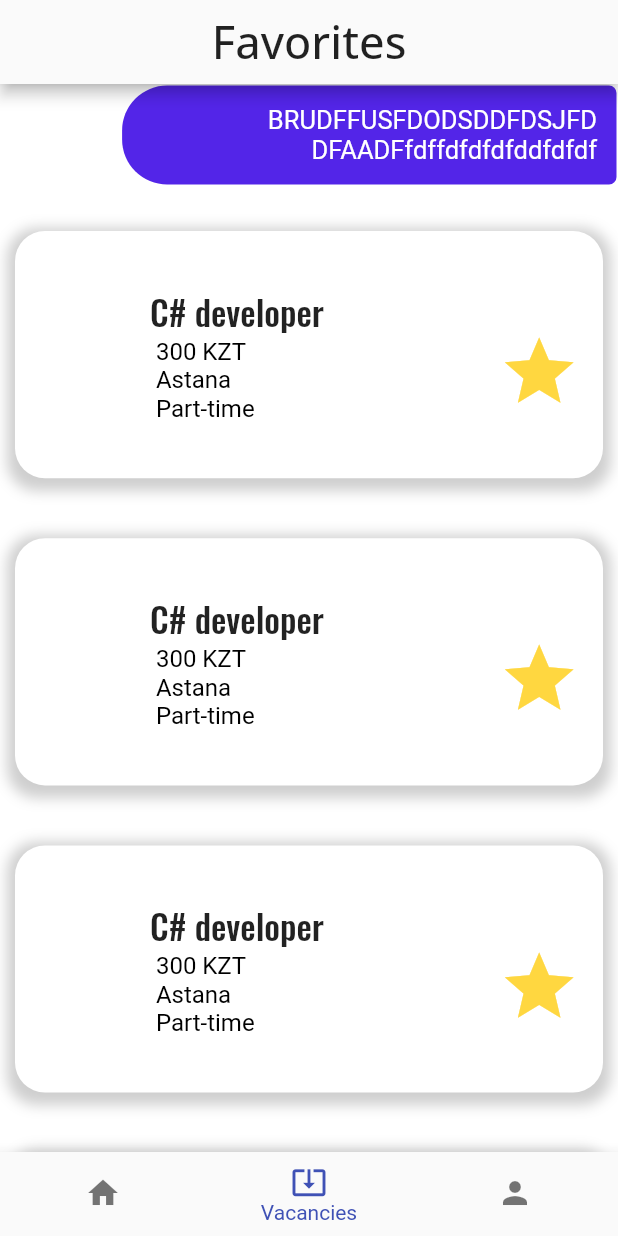
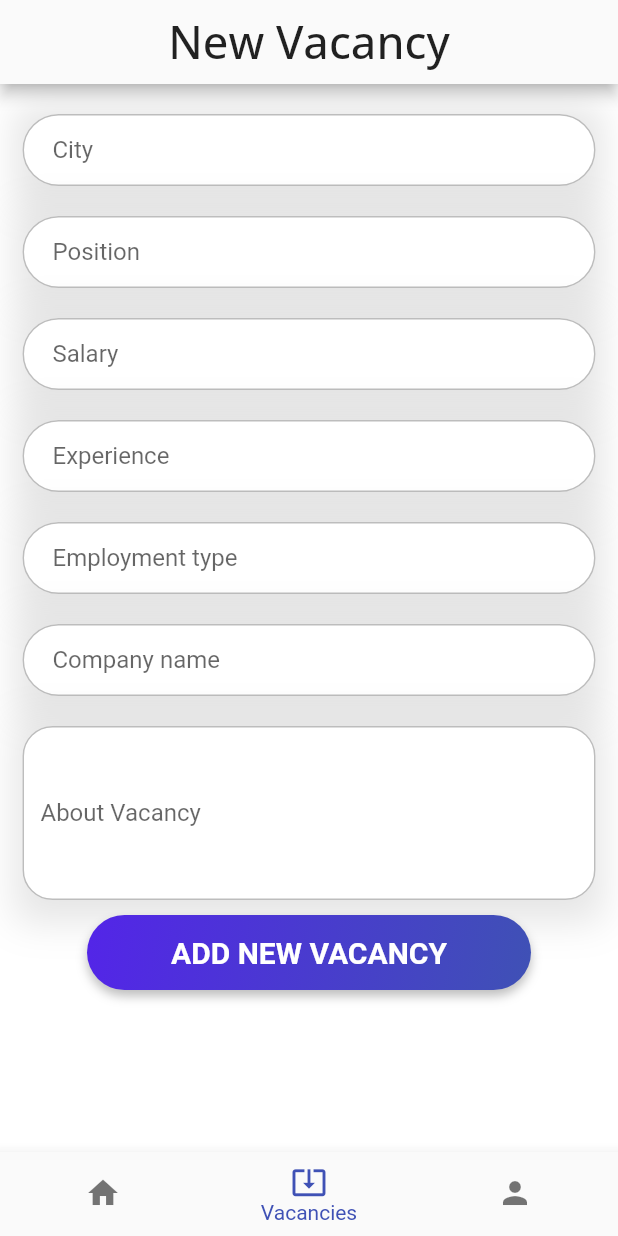
Before and after one commit to AkamazZz/FM_Flutter, a Flutter app: the screen it shows after launch, item 2 of the bottom bar chosen, on a phone screen of 412 x 824 dp. Run offline on Flutter 3.47's test engine with Material 2 defaults, Android fonts, the phone set to English and light mode, and no system bars; our stand-ins replace bloc, equatable, flutter_bloc, font_awesome_flutter, google_fonts, hexcolor.

Commit message:
Add vacancy page implemented

```diff
--- a/lib/main.dart
+++ b/lib/main.dart
@@ -1,4 +1,5 @@
 import 'package:find_master/models/vacancy.dart';
+import 'package:find_master/pages/add_vacancy.dart';
 import 'package:find_master/pages/login_page.dart';
 import 'package:find_master/pages/message_page.dart';
 import 'package:find_master/pages/profile_page.dart';
@@ -64,7 +65,7 @@ class MyApp extends StatelessWidget {
         if (state.navbarItem == NavbarItem.home) {
           return MainPage();
         } else if (state.navbarItem == NavbarItem.vacancies) {
-          return VacanciesPage();
+          return AddPageVacancy();
         } else if (state.navbarItem == NavbarItem.profile) {
           return MessagePage();
         }
--- /dev/null
+++ b/lib/pages/add_vacancy.dart
@@ -0,0 +1,151 @@
+
+
+import 'package:flutter/gestures.dart';
+import 'package:flutter/material.dart';
+import 'package:google_fonts/google_fonts.dart';
+
+import '../common/theme_helper.dart';
+
+class AddPageVacancy extends StatefulWidget {
+  const AddPageVacancy({Key? key}) : super(key: key);
+
+  @override
+  State<AddPageVacancy> createState() => _AddPageVacancyState();
+}
+
+class _AddPageVacancyState extends State<AddPageVacancy> {
+  Key _formKey = GlobalKey<FormState>();
+  @override
+  Widget build(BuildContext context) {
+    return Scaffold(
+        appBar: AppBar(
+        backgroundColor: Colors.grey.shade50,
+        title: Text('New Vacancy', style: GoogleFonts.openSans(fontSize: 30, textStyle: Theme
+            .of(context)
+        .textTheme
+        .headline6),
+    textAlign: TextAlign.center ),
+    centerTitle: true,
+        ),
+      backgroundColor: Colors.white,
+      body: SingleChildScrollView(
+        child: Column(
+          children: [
+
+            SafeArea(
+              child: Container(
+                  margin: EdgeInsets.symmetric(horizontal: 10),
+
+                  // This will be the login form
+                  child: Column(
+                    children: [
+
+                      SizedBox(height: 10.0),
+                      Form(
+                          key: _formKey,
+                          child: Column(
+                            children: [
+                              Container(
+                                padding: EdgeInsets.symmetric(vertical: 10,horizontal: 5),
+                                child: TextField(
+                                  decoration: ThemeHelper().textInputDecoration('City', 'Where will be working'),
+                                ),
+                                decoration: ThemeHelper().inputBoxDecorationShaddow(),
+                              ),
+
+                              Container(
+                                padding: EdgeInsets.symmetric(vertical: 10,horizontal: 5),
+                                child: TextField(
+                                  obscureText: false,
+                                  decoration: ThemeHelper().textInputDecoration('Position', 'Position for candidate'),
+                                ),
+                                decoration: ThemeHelper().inputBoxDecorationShaddow(),
+                              ),
+                              Container(
+                                padding: EdgeInsets.symmetric(vertical: 10,horizontal: 5),
+                                child: TextField(
+                                  obscureText: false,
+                                  decoration: ThemeHelper().textInputDecoration('Salary', 'Salary for candidate'),
+                                ),
+                                decoration: ThemeHelper().inputBoxDecorationShaddow(),
+                              ),
+                              Container(
+                                padding: EdgeInsets.symmetric(vertical: 10,horizontal: 5),
+                                child: TextField(
+                                  obscureText: false,
+                                  decoration: ThemeHelper().textInputDecoration('Experience', 'in one number'),
+                                ),
+                                decoration: ThemeHelper().inputBoxDecorationShaddow(),
+                              ),
+                              Container(
+                                padding: EdgeInsets.symmetric(vertical: 10,horizontal: 5),
+                                child: TextField(
+                                  obscureText: false,
+                                  decoration: ThemeHelper().textInputDecoration('Employment type', 'Full-time, part-time'),
+                                ),
+                                decoration: ThemeHelper().inputBoxDecorationShaddow(),
+                              ),
+                              Container(
+                                padding: EdgeInsets.symmetric(vertical: 10,horizontal: 5),
+                                child: TextField(
+                                  obscureText: false,
+                                  decoration: ThemeHelper().textInputDecoration('Company name', ''),
+                                ),
+                                decoration: ThemeHelper().inputBoxDecorationShaddow(),
+                              ),
+                              Container(
+                                padding: EdgeInsets.symmetric(vertical: 10,horizontal: 5),
+                                child: TextField(
+
+                                  minLines: 4,
+                                  maxLines: null,
+                                  obscureText: false,
+                                  decoration:  InputDecoration(
+
+                                    labelText: 'About Vacancy',
+
+
+                                    hintText: '',
+                                    fillColor: Colors.white,
+                                    filled: true,
+
+                                    focusedBorder: OutlineInputBorder(borderRadius: BorderRadius.circular(20.0), borderSide: BorderSide(color: Colors.grey)),
+                                    enabledBorder: OutlineInputBorder(borderRadius: BorderRadius.circular(20.0), borderSide: BorderSide(color: Colors.grey.shade400)),
+                                    errorBorder: OutlineInputBorder(borderRadius: BorderRadius.circular(20.0), borderSide: BorderSide(color: Colors.red, width: 2.0)),
+                                    focusedErrorBorder: OutlineInputBorder(borderRadius: BorderRadius.circular(20.0), borderSide: BorderSide(color: Colors.red, width: 2.0)),
+                                  ),
+                                ),
+                                decoration: ThemeHelper().inputBoxDecorationShaddow(),
+                              ),
+
+
+
+                              Container(
+                                decoration: ThemeHelper().buttonBoxDecoration(context),
+                                child: ElevatedButton(
+                                  style: ThemeHelper().buttonStyle(),
+                                  child: Padding(
+                                    padding: EdgeInsets.fromLTRB(40, 10, 40, 10),
+                                    child: Text('Add new vacancy'.toUpperCase(), style: TextStyle(fontSize: 20, fontWeight: FontWeight.bold, color: Colors.white),),
+                                  ),
+                                  onPressed: (){
+                                    //After successful login we will
+                                    // redirect to profile page. Let's create profile page now
+                                    // Navigator.pushReplacement(context, MaterialPageRoute(builder: (context) => ProfilePage()));
+                                  },
+                                ),
+                              ),
+
+                            ],
+                          )
+                      ),
+                    ],
+                  )
+              ),
+            ),
+          ],
+        ),
+      ),
+    );
+  }
+}
--- a/lib/pages/login_page.dart
+++ b/lib/pages/login_page.dart
@@ -83,7 +83,7 @@ class _LoginPageState extends State<LoginPage>{
                                   style: ThemeHelper().buttonStyle(),
                                   child: Padding(
                                     padding: EdgeInsets.fromLTRB(40, 10, 40, 10),
-                                    child: Text('Sign In'.toUpperCase(), style: TextStyle(fontSize: 20, fontWeight: FontWeight.bold, color: Colors.white),),
+                                    child: Text('Apply'.toUpperCase(), style: TextStyle(fontSize: 20, fontWeight: FontWeight.bold, color: Colors.white),),
                                   ),
                                   onPressed: (){
                                     //After successful login we will
--- a/lib/pages/vacancies_page.dart
+++ b/lib/pages/vacancies_page.dart
@@ -64,15 +64,13 @@ class VacanciesPage extends StatelessWidget {
         itemBuilder: (context, index) {
 
 
-            if (index == 0) {
-               return Message(message: 'BRUDFFUSFDODSDDFDSJFD DFAADFfdffdfdfdfddfdfdf', isMe: true);
-            }else {
+
               return VacancyWidget(
                 Vacancy(vacancy_exp: '0', vacancy_date_posted: DateTime(2021),
                     vacancy_salary: 300, vacancy_requirments: '0', vacancy_description: "Labore sunt veniam amet est. Minim nisi dolor eu ad incididunt cillum elit ex ut. Dolore exercitation nulla tempor consequat aliquip occaecat. Nisi id ipsum irure aute. Deserunt sit aute irure quis nulla eu consequat fugiat Lorem sunt magna et consequat labore. Laboris incididunt id Lorem est duis deserunt nisi dolore eiusmod culpa exercitation consectetur. Fugiat do aliqua laboris cillum sint dolor officia adipisicing excepteur fugiat officia. Cupidatat ut elit consequat ea laborum occaecat laborum aute consectetur Lorem exercitation. Lorem anim minim officia aliquip commodo deserunt mollit. Duis deserunt quis cillum voluptate duis ipsum quis incididunt elit excepteur excepteur labore duis cillum. Voluptate sint nulla minim eiusmod in nulla. Ea id ad duis esse adipisicing culpa ex esse ea dolore consequat. Reprehenderit eu minim veniam aliquip do ipsum duis do qui adipisicing aliquip ad occaecat.",
                     user_id: 1, vacancy_name: 'C# developer', vacancy_employment_type: 'Part-time',
                     vacancy_employer_name: 'Slave', vacancy_address: 'Astana'
-                ), true);};
+                ), true);
 
         },
         itemCount: 10,
--- a/lib/pages/widgets/messege/message.dart
+++ b/lib/pages/widgets/messege/message.dart
@@ -66,7 +66,9 @@ class Message extends StatelessWidget {
                   maxWidth: MediaQuery.of(context).size.width/1.25,
                 ),
                 decoration: BoxDecoration(
-                  color: HexColor('#9d8bd9'),
+                  color: Colors.grey.shade200
+                  ,
+    border: Border.all(color: Colors.grey.shade300),
                   borderRadius: BorderRadius.only(
                       topLeft: Radius.circular(5),
                       bottomLeft: Radius.circular(5),
```
